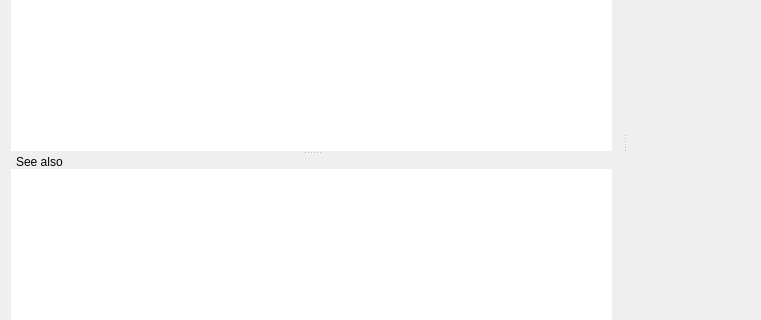
First picture: the form in src/ui/forms/mainwindow.ui, repository zealdocs/zeal, before the edit; both pictures show x 0 to 761 and y 157 to 477 of the 1050 by 579 pixel window.
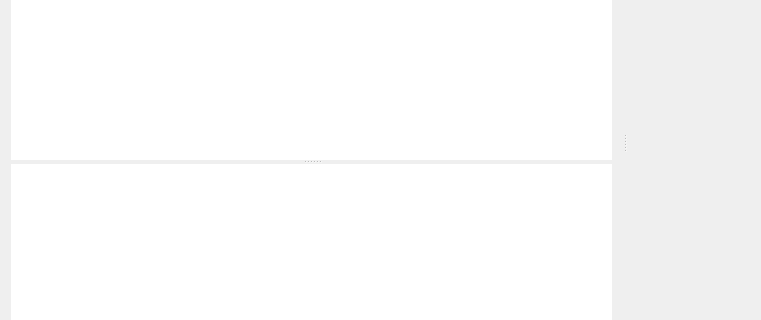
Second picture: the form after the edit. Custom widgets are drawn as their Qt base class.

Commit message: ui: Remove 'See also' label

Diff of the .ui file:
```diff
--- a/src/ui/forms/mainwindow.ui
+++ b/src/ui/forms/mainwindow.ui
@@ -110,24 +110,6 @@
             <property name="bottomMargin">
              <number>0</number>
             </property>
-            <item>
-             <widget class="QLabel" name="seeAlsoLabel">
-              <property name="font">
-               <font>
-                <pointsize>9</pointsize>
-               </font>
-              </property>
-              <property name="styleSheet">
-               <string notr="true">* { padding: 0 2px; }</string>
-              </property>
-              <property name="text">
-               <string>See also</string>
-              </property>
-              <property name="margin">
-               <number>2</number>
-              </property>
-             </widget>
-            </item>
             <item>
              <widget class="QListView" name="sections">
               <property name="frameShape">
```
The commit also changes 1 other file.
